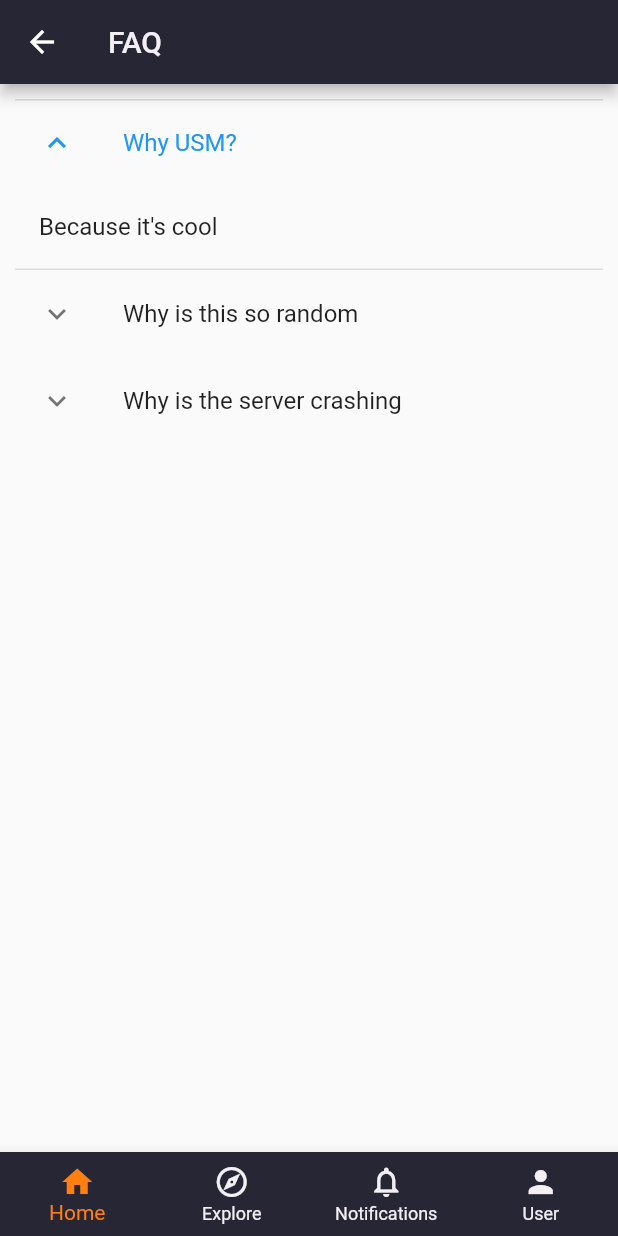
After one commit to GDSC-USM/MyUSM, a Flutter app: the FAQ screen opened by its route, after a tap on "Why USM?", on a phone screen of 412 x 824 dp. The commit adds this screen. Run offline on Flutter 3.47's test engine with Material 2 defaults, Android fonts, the phone set to English and light mode, and no system bars; our stand-ins replace cloud_firestore, firebase_auth, firebase_core, google_maps_flutter; missing offline and left inert: syncfusion_flutter_pdfviewer; accounts and stored records are empty; generated files the repository leaves out were written again.

Commit message:
Added FAQ Page
The FAQs will be fetched from the database afterwards, but for the sake of context and testing, I've used a map in dart to test out the feature at line 15 to line 19 in faq_screen.dart

```diff
--- a/lib/main.dart
+++ b/lib/main.dart
@@ -6,6 +6,7 @@ import 'package:my_usm/screens/academic_calendar_screen.dart';
 import 'package:my_usm/screens/campus_about_us_screen.dart';
 import 'package:my_usm/screens/campus_menu_screen.dart';
 import 'package:my_usm/screens/explore_screen.dart';
+import 'package:my_usm/screens/faq_screen.dart';
 import 'package:my_usm/screens/list_of_schools_screen.dart';
 import 'package:my_usm/screens/list_of_society_screen.dart';
 import 'firebase_options.dart';
@@ -44,7 +45,8 @@ class MainApp extends StatelessWidget {
         routes: {
           '/': (ctx) => const SelectorScreen(),
           HomeScreen.routeName: (ctx) => const HomeScreen(),
-          ExploreScreen.routeName: (ctx) => const ExploreScreen()
+          ExploreScreen.routeName: (ctx) => const ExploreScreen(),
+          FAQ.routeName: (ctx) => const FAQ()
         },
         // The generate route table for the case where the pages need some arguments
         onGenerateRoute: (settings) {
--- /dev/null
+++ b/lib/screens/faq_screen.dart
@@ -0,0 +1,43 @@
+import 'package:flutter/material.dart';
+import 'package:my_usm/widgets/app_bar.dart';
+import 'package:my_usm/widgets/bottom_nav_bar.dart';
+
+class FAQ extends StatefulWidget {
+  static const String routeName = "/faq";
+  const FAQ({Key? key}) : super(key: key);
+
+  @override
+  State<FAQ> createState() => _FAQState();
+}
+
+class _FAQState extends State<FAQ> {
+  // Used for the context of testing the widget
+  var faqs = {
+    "Why USM?": "Because it's cool",
+    "Why is this so random": "Because this is random",
+    "Why is the server crashing": "Because it's APEX"
+  };
+
+  @override
+  Widget build(BuildContext context) {
+    return Scaffold(
+      appBar: const UpperNavBar(title: "FAQ").build(context),
+      // Build the list of FAQs based on the Firebase data
+      body: ListView.builder(
+        padding: const EdgeInsets.all(10.0),
+        itemCount: faqs.length,
+        itemBuilder: (BuildContext context, int index) {
+          return ExpansionTile(
+            title: Text(faqs.keys.elementAt(index)),
+            children: <Widget>[
+              ListTile(
+                title: Text(faqs.values.elementAt(index)),
+              )
+            ],
+            controlAffinity: ListTileControlAffinity.leading,
+          );
+      }),
+      bottomNavigationBar: const BottomNavBar(curIndex: 0),
+    );
+  }
+}
--- a/lib/widgets/side_menu.dart
+++ b/lib/widgets/side_menu.dart
@@ -1,4 +1,5 @@
 import 'package:flutter/material.dart';
+import 'package:my_usm/screens/faq_screen.dart';
 import 'package:provider/provider.dart';
 
 import '../providers/user.dart';
@@ -29,6 +30,7 @@ class SideMenu extends StatelessWidget {
                   ),
                 ),
                 /*
+                  Used pushReplacementNamed method is to
                   Pop screens all the way to Home Screen.
                   So whenever the user is at Home Screen and taps back button,
                   it will exit the app directly.
@@ -38,8 +40,7 @@ class SideMenu extends StatelessWidget {
                       .pushReplacementNamed(HomeScreen.routeName);
                 },
               ),
-          )
-          ,
+            ),
           ),
           ListTile(
               leading: const Icon(
@@ -52,6 +53,11 @@ class SideMenu extends StatelessWidget {
                   color: Color.fromARGB(255, 243, 239, 245)
                 ),
               ),
+              /*
+                Used pushReplacementNamed method is to enable the user to exit
+                application directly when the back button is pressed at Home
+                Screen.
+              */
               onTap: () {
                 Navigator.of(context)
                     .pushReplacementNamed(HomeScreen.routeName);
@@ -100,13 +106,7 @@ class SideMenu extends StatelessWidget {
                 color: Color.fromARGB(255, 243, 239, 245)
               ),
             ),
-            // TODO: change this to their respective pages
-            onTap: () => Navigator.push(
-                context,
-                MaterialPageRoute(
-                    builder: (context) => const SocietyScreen(
-                          title: 'CS Soc',
-                        ))),
+            onTap: () => Navigator.of(context).pushNamed(FAQ.routeName)
           ),
           ListTile(
             leading: const Icon(
```
